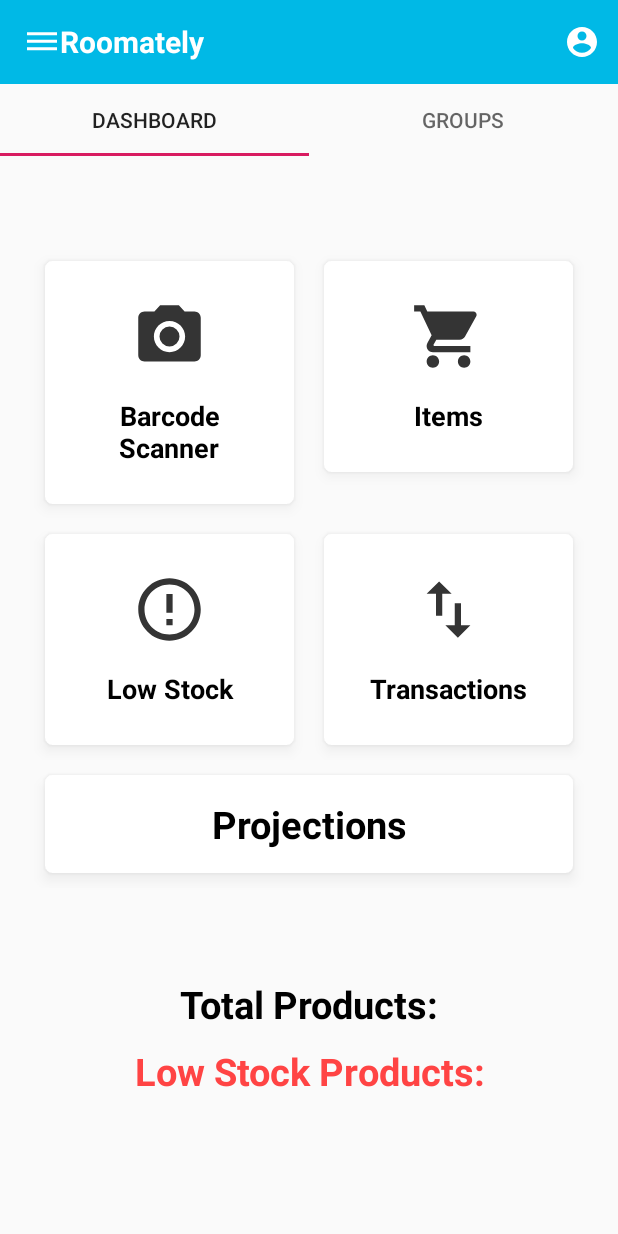
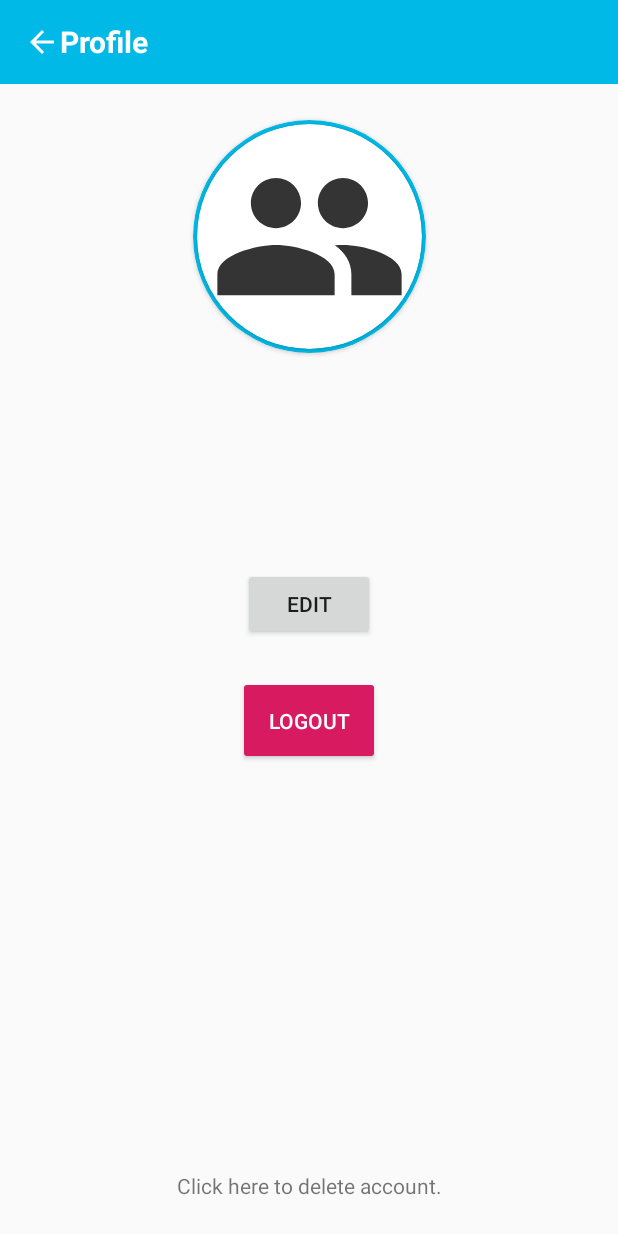
Before and after one commit to prasharsh/roomately, an Android app: the screen it shows after launch once a user with an empty profile is signed in (MainActivity before the commit, ProfilePage after it), after a tap on "User Account", on a phone screen of 412 x 824 dp. Run offline under Robolectric (Android 15) with nearby library versions, the phone set to English and light mode, and no system bars; our stand-ins replace Firebase (no records; nobody signed in at launch, a user with empty details on screens opened directly).

Commit message:
Added profile page and functionality, and ability to add personal items
Profile page xml + kt file.
Connected add items page with Firebase.

```diff
--- a/app/src/main/AndroidManifest.xml
+++ b/app/src/main/AndroidManifest.xml
@@ -9,10 +9,11 @@
         android:roundIcon="@mipmap/ic_launcher_round"
         android:supportsRtl="true"
         android:theme="@style/AppTheme">
-        <activity android:name=".login.RegistrationActivity"></activity>
+        <activity android:name=".ProfilePage"></activity>
+        <activity android:name=".login.RegistrationActivity" />
         <activity android:name=".login.LoginActivity" />
         <activity android:name=".LowStockItems" />
-        <activity android:name=".items.ItemsActivity"/>
+        <activity android:name=".items.ItemsActivity" />
         <activity android:name=".Items" />
         <activity android:name=".MainActivity">
             <intent-filter>
--- a/app/src/main/java/com/titans/roomatelyapp/MainActivity.kt
+++ b/app/src/main/java/com/titans/roomatelyapp/MainActivity.kt
@@ -3,6 +3,8 @@ package com.titans.roomatelyapp
 import android.content.Intent
 import androidx.appcompat.app.AppCompatActivity
 import android.os.Bundle
+import androidx.appcompat.view.menu.ActionMenuItemView
+import com.google.android.material.appbar.MaterialToolbar
 import com.google.firebase.auth.FirebaseAuth
 import com.titans.roomatelyapp.MainWindowTabs.Dashboard
 import com.titans.roomatelyapp.MainWindowTabs.Groups
@@ -17,6 +19,12 @@ class MainActivity : AppCompatActivity()
         super.onCreate(savedInstanceState)
         setContentView(R.layout.activity_main)
         auth = FirebaseAuth.getInstance()
+
+        /* Navigate to profile page */
+        val profileButton = findViewById<ActionMenuItemView>(R.id.userAccount)
+        profileButton.setOnClickListener {
+            startActivity(Intent(profileButton.context, ProfilePage::class.java))
+        }
 
         var sectionPageAdapter=SectionPageAdapter(supportFragmentManager)
         sectionPageAdapter.addPage(Dashboard(),"Dashboard")
@@ -34,5 +42,4 @@ class MainActivity : AppCompatActivity()
             startActivity(intent)
         }
     }
-
 }
--- /dev/null
+++ b/app/src/main/java/com/titans/roomatelyapp/ProfilePage.kt
@@ -0,0 +1,69 @@
+package com.titans.roomatelyapp
+
+import android.content.Intent
+import androidx.appcompat.app.AppCompatActivity
+import android.os.Bundle
+import android.widget.Button
+import android.widget.ImageButton
+import android.widget.TextView
+import android.widget.Toast
+import com.google.android.material.floatingactionbutton.FloatingActionButton
+import com.google.firebase.auth.FirebaseAuth
+import com.google.firebase.firestore.FirebaseFirestore
+import com.titans.roomatelyapp.login.LoginActivity
+import com.titans.roomatelyapp.model.Profile
+
+class ProfilePage : AppCompatActivity()
+{
+    override fun onCreate(savedInstanceState: Bundle?)
+    {
+        super.onCreate(savedInstanceState)
+        setContentView(R.layout.activity_profile_page)
+
+        /* Initialize toolbar. */
+        val backButton = findViewById<ImageButton>(R.id.backButton)
+        val txtToolbarLabel = findViewById<TextView>(R.id.txtToolbarLabel)
+        backButton.setOnClickListener { onBackPressed() }
+        txtToolbarLabel.text = getString(R.string.profile_header)
+
+        /* Extract profile object from Firebase. */
+        val user = FirebaseAuth.getInstance().currentUser
+        FirebaseFirestore.getInstance()
+            .collection("profiles")
+            .document(user?.uid.toString())
+            .addSnapshotListener { snap, e ->
+                val userProfile = snap?.toObject(Profile::class.java)
+                updatePage(userProfile)
+            }
+
+        /* Logout, edit, and delete listeners. */
+        findViewById<Button>(R.id.logout).setOnClickListener {
+            FirebaseAuth.getInstance().signOut()
+            startActivity(Intent(backButton.context, LoginActivity::class.java))
+        }
+
+        findViewById<Button>(R.id.profile_edit).setOnClickListener {
+
+        }
+        findViewById<TextView>(R.id.delete_account).setOnClickListener {
+            FirebaseFirestore.getInstance()
+                .collection("profiles").document(user?.uid.toString()).delete()
+                .addOnSuccessListener { FirebaseAuth.getInstance().currentUser!!.delete()
+                    .addOnCompleteListener {
+                        startActivity(Intent(backButton.context, LoginActivity::class.java))
+                    }
+                }
+        }
+
+    }
+
+    private fun updatePage(profile: Profile?) {
+        val nameView = findViewById<TextView>(R.id.profile_name)
+        val emailView = findViewById<TextView>(R.id.profile_email)
+        val phoneView = findViewById<TextView>(R.id.profile_phone)
+
+        nameView.text = profile?.name
+        emailView.text = profile?.email
+        phoneView.text = profile?.phone
+    }
+}
--- /dev/null
+++ b/app/src/main/java/com/titans/roomatelyapp/model/Item.kt
@@ -0,0 +1,6 @@
+package com.titans.roomatelyapp.model
+
+data class Item (val name: String,
+                 val description: String?,
+                 val status: Boolean,
+                 val location: String?) {}
--- a/app/src/main/res/layout/activity_login.xml
+++ b/app/src/main/res/layout/activity_login.xml
@@ -126,7 +126,7 @@
         android:layout_width="wrap_content"
         android:layout_height="wrap_content"
         android:layout_marginTop="8dp"
-        android:text="Not a member? Register here."
+        android:text="@string/reg_prompt"
         app:layout_constraintEnd_toEndOf="parent"
         app:layout_constraintStart_toStartOf="parent"
         app:layout_constraintTop_toBottomOf="@+id/login_email_button"
--- /dev/null
+++ b/app/src/main/res/layout/activity_profile_page.xml
@@ -0,0 +1,107 @@
+<?xml version="1.0" encoding="utf-8"?>
+<androidx.constraintlayout.widget.ConstraintLayout xmlns:android="http://schemas.android.com/apk/res/android"
+    xmlns:app="http://schemas.android.com/apk/res-auto"
+    xmlns:tools="http://schemas.android.com/tools"
+    android:layout_width="match_parent"
+    android:layout_height="match_parent"
+    tools:context=".ProfilePage">
+
+    <include
+        android:id="@+id/actionbar"
+        layout="@layout/actionbar"/>
+
+    <androidx.cardview.widget.CardView
+        android:id="@+id/profile_pic"
+        android:layout_width="155dp"
+        android:layout_height="155dp"
+        app:layout_constraintTop_toBottomOf="@id/actionbar"
+        app:layout_constraintLeft_toLeftOf="parent"
+        app:layout_constraintRight_toRightOf="parent"
+        app:cardCornerRadius="250dp"
+        android:layout_marginTop="24dp"
+        app:cardBackgroundColor="@color/actionbar">
+
+        <androidx.cardview.widget.CardView
+            android:layout_width="150dp"
+            android:layout_height="150dp"
+            app:cardCornerRadius="250dp"
+            android:layout_gravity="center">
+            <ImageView
+                android:layout_width="match_parent"
+                android:layout_height="match_parent"
+                android:contentDescription="@string/profile_header"
+                android:layout_gravity="center"
+                android:padding="8dp"
+                android:scaleType="centerCrop"
+                android:src="@drawable/groups"/>
+        </androidx.cardview.widget.CardView>
+    </androidx.cardview.widget.CardView>
+
+    <TextView
+        android:id="@+id/profile_name"
+        android:layout_width="wrap_content"
+        android:layout_height="wrap_content"
+        app:layout_constraintTop_toBottomOf="@id/profile_pic"
+        app:layout_constraintLeft_toLeftOf="parent"
+        app:layout_constraintRight_toRightOf="parent"
+        android:layout_marginTop="24dp"
+        android:textColor="#000000"
+        android:textSize="24sp"
+        android:textStyle="bold"
+        android:text="@string/reg_name"
+        />
+
+    <TextView
+        android:id="@+id/profile_email"
+        android:layout_width="wrap_content"
+        android:layout_height="wrap_content"
+        app:layout_constraintTop_toBottomOf="@id/profile_name"
+        app:layout_constraintLeft_toLeftOf="parent"
+        app:layout_constraintRight_toRightOf="parent"
+        android:text="@string/enter_email"
+        android:layout_marginTop="12dp"/>
+
+    <TextView
+        android:id="@+id/profile_phone"
+        android:layout_width="wrap_content"
+        android:layout_height="wrap_content"
+        android:layout_marginTop="12dp"
+        app:layout_constraintTop_toBottomOf="@id/profile_email"
+        app:layout_constraintLeft_toLeftOf="parent"
+        app:layout_constraintRight_toRightOf="parent"
+        android:text="Phone Number"/>
+
+    <Button
+        android:id="@+id/profile_edit"
+        android:layout_width="wrap_content"
+        android:layout_height="wrap_content"
+        app:layout_constraintTop_toBottomOf="@id/profile_phone"
+        app:layout_constraintLeft_toLeftOf="parent"
+        app:layout_constraintRight_toRightOf="parent"
+        android:layout_marginTop="24dp"
+        android:text="@string/edit"/>
+
+    <Button
+        android:id="@+id/logout"
+        android:layout_width="wrap_content"
+        android:layout_height="wrap_content"
+        app:layout_constraintTop_toBottomOf="@id/profile_edit"
+        app:layout_constraintLeft_toLeftOf="parent"
+        app:layout_constraintRight_toRightOf="parent"
+        android:layout_marginTop="24dp"
+        style="@style/Widget.AppCompat.Button.Colored"
+        android:text="@string/logout"
+        android:padding="20dp"/>
+
+    <TextView
+        android:id="@+id/delete_account"
+        android:layout_width="wrap_content"
+        android:layout_height="wrap_content"
+        app:layout_constraintLeft_toLeftOf="parent"
+        app:layout_constraintRight_toRightOf="parent"
+        app:layout_constraintBottom_toBottomOf="parent"
+        android:text="@string/delete_account"
+        android:layout_marginBottom="24dp"/>
+
+
+</androidx.constraintlayout.widget.ConstraintLayout>
--- a/app/src/main/res/values/strings.xml
+++ b/app/src/main/res/values/strings.xml
@@ -4,7 +4,10 @@
     <string name="phone_login_explain">Touch the button below to\nlogin with your phone number:</string>
     <string name="login_button_phone">Login with phone number</string>
     <string name="email_login_explain">Enter email address and password to login</string>
+    <string name="reg_prompt">Not a member? Register here.</string>
     <string name="registration_header">Registration</string>
+    <string name="reg_button">Register</string>
+    <string name="login_prompt">Back to login.</string>
     <string name="or_login">OR</string>
     <string name="reg_name">Your Name</string>
     <string name="enter_email">Enter Email</string>
@@ -17,5 +20,9 @@
     <string name="toggle_in_stock">IN-STOCK</string>
     <string name="category_hint">Enter Category</string>
     <string name="location_hint">Enter Product Location</string>
-    <string name="switch_toggle_hint">In/Low - Stock</string>
+    <string name="switch_toggle_hint">Low Stock</string>
+    <string name="profile_header">Profile</string>
+    <string name="logout">Logout</string>
+    <string name="edit">Edit</string>
+    <string name="delete_account">Click here to delete account.</string>
 </resources>
```
Also changed, not shown: app/src/main/java/com/titans/roomatelyapp/items/ItemsActivity.kt (+41 -0 lines), app/src/main/java/com/titans/roomatelyapp/login/LoginActivity.kt (+19 -23 lines), app/src/main/java/com/titans/roomatelyapp/login/RegistrationActivity.kt (+57 -11 lines), app/src/main/java/com/titans/roomatelyapp/model/Profile.kt (+5 -5 lines), app/src/main/res/layout/activity_item_crud.xml (+3 -6 lines), app/src/main/res/layout/activity_registration.xml (+12 -1 lines).
